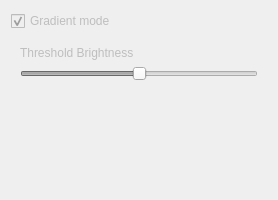
flux3dp/swiftray, file src/widgets/panels/image-panel.ui: the form before one commit.
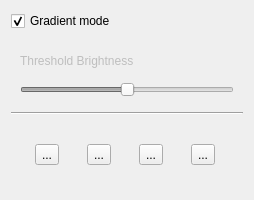
The form after the commit. Icons and pictures are not drawn.

Patch:
```diff
--- a/src/widgets/panels/image-panel.ui
+++ b/src/widgets/panels/image-panel.ui
@@ -3,13 +3,13 @@
  <class>ImagePanel</class>
  <widget class="QFrame" name="ImagePanel">
   <property name="enabled">
-   <bool>false</bool>
+   <bool>true</bool>
   </property>
   <property name="geometry">
    <rect>
     <x>0</x>
     <y>0</y>
-    <width>278</width>
+    <width>254</width>
     <height>200</height>
    </rect>
   </property>
@@ -72,17 +72,125 @@
     </widget>
    </item>
    <item>
-    <spacer name="verticalSpacer">
+    <widget class="Line" name="line">
      <property name="orientation">
-      <enum>Qt::Vertical</enum>
+      <enum>Qt::Horizontal</enum>
      </property>
-     <property name="sizeHint" stdset="0">
-      <size>
-       <width>20</width>
-       <height>63</height>
-      </size>
+    </widget>
+   </item>
+   <item>
+    <widget class="QFrame" name="frameButtons">
+     <property name="enabled">
+      <bool>true</bool>
      </property>
-    </spacer>
+     <property name="frameShape">
+      <enum>QFrame::NoFrame</enum>
+     </property>
+     <property name="frameShadow">
+      <enum>QFrame::Raised</enum>
+     </property>
+     <property name="lineWidth">
+      <number>1</number>
+     </property>
+     <layout class="QVBoxLayout" name="verticalLayout_3">
+      <item>
+       <layout class="QHBoxLayout" name="horizontalLayoutButtons" stretch="0,0,0,0">
+        <property name="spacing">
+         <number>13</number>
+        </property>
+        <property name="rightMargin">
+         <number>0</number>
+        </property>
+        <item>
+         <widget class="QToolButton" name="toolButtonCrop">
+          <property name="toolTip">
+           <string>Crop</string>
+          </property>
+          <property name="text">
+           <string>...</string>
+          </property>
+          <property name="icon">
+           <iconset resource="../../../qml.qrc">
+            <normaloff>:/images/icon-crop.png</normaloff>:/images/icon-crop.png</iconset>
+          </property>
+          <property name="iconSize">
+           <size>
+            <width>30</width>
+            <height>30</height>
+           </size>
+          </property>
+         </widget>
+        </item>
+        <item>
+         <widget class="QToolButton" name="toolButtonInvert">
+          <property name="enabled">
+           <bool>true</bool>
+          </property>
+          <property name="toolTip">
+           <string>Invert</string>
+          </property>
+          <property name="text">
+           <string>...</string>
+          </property>
+          <property name="icon">
+           <iconset resource="../../../qml.qrc">
+            <normaloff>:/images/icon-invert.png</normaloff>:/images/icon-invert.png</iconset>
+          </property>
+          <property name="iconSize">
+           <size>
+            <width>30</width>
+            <height>30</height>
+           </size>
+          </property>
+         </widget>
+        </item>
+        <item>
+         <widget class="QToolButton" name="toolButtonSharpen">
+          <property name="toolTip">
+           <string>Sharpen</string>
+          </property>
+          <property name="text">
+           <string>...</string>
+          </property>
+          <property name="icon">
+           <iconset resource="../../../qml.qrc">
+            <normaloff>:/images/icon-sharpen.png</normaloff>:/images/icon-sharpen.png</iconset>
+          </property>
+          <property name="iconSize">
+           <size>
+            <width>30</width>
+            <height>30</height>
+           </size>
+          </property>
+         </widget>
+        </item>
+        <item>
+         <widget class="QToolButton" name="toolButtonTrace">
+          <property name="enabled">
+           <bool>true</bool>
+          </property>
+          <property name="toolTip">
+           <string>Trace</string>
+          </property>
+          <property name="text">
+           <string>...</string>
+          </property>
+          <property name="icon">
+           <iconset resource="../../../qml.qrc">
+            <normaloff>:/images/icon-trace.png</normaloff>:/images/icon-trace.png</iconset>
+          </property>
+          <property name="iconSize">
+           <size>
+            <width>30</width>
+            <height>30</height>
+           </size>
+          </property>
+         </widget>
+        </item>
+       </layout>
+      </item>
+     </layout>
+    </widget>
    </item>
   </layout>
  </widget>
```
Left out of the diff: 4 changed lines with no effect on the pictures.
